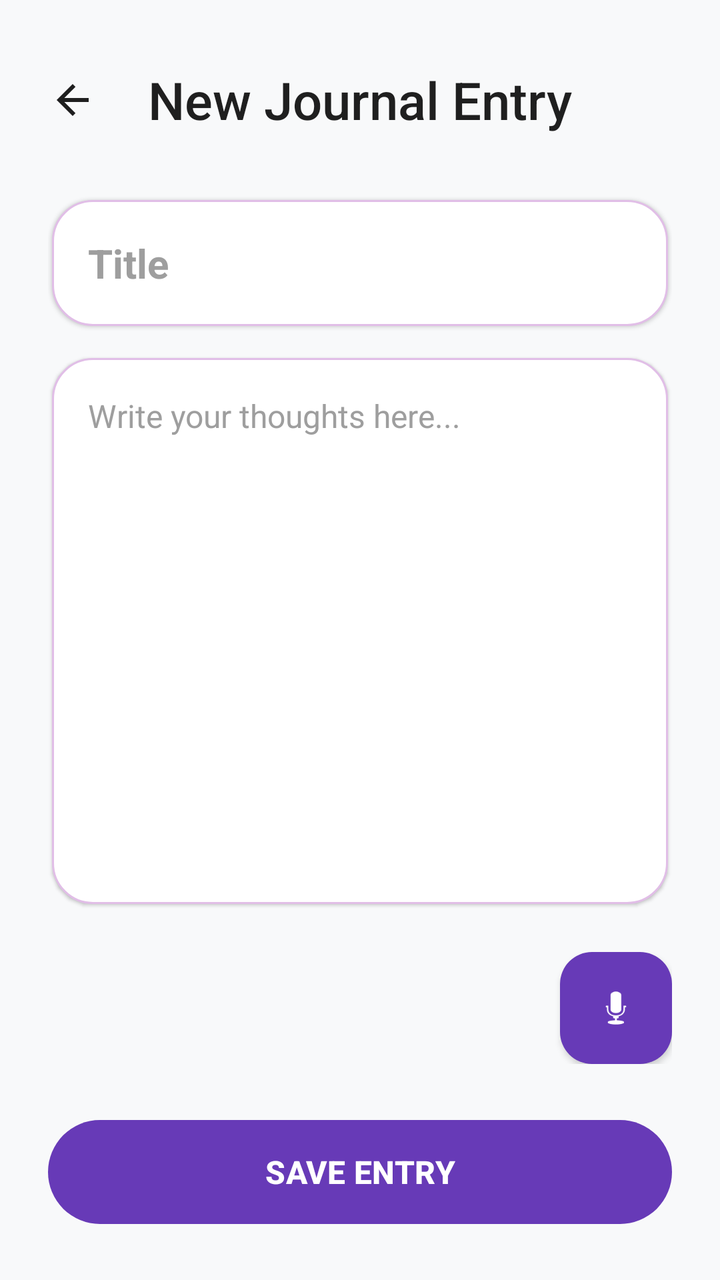
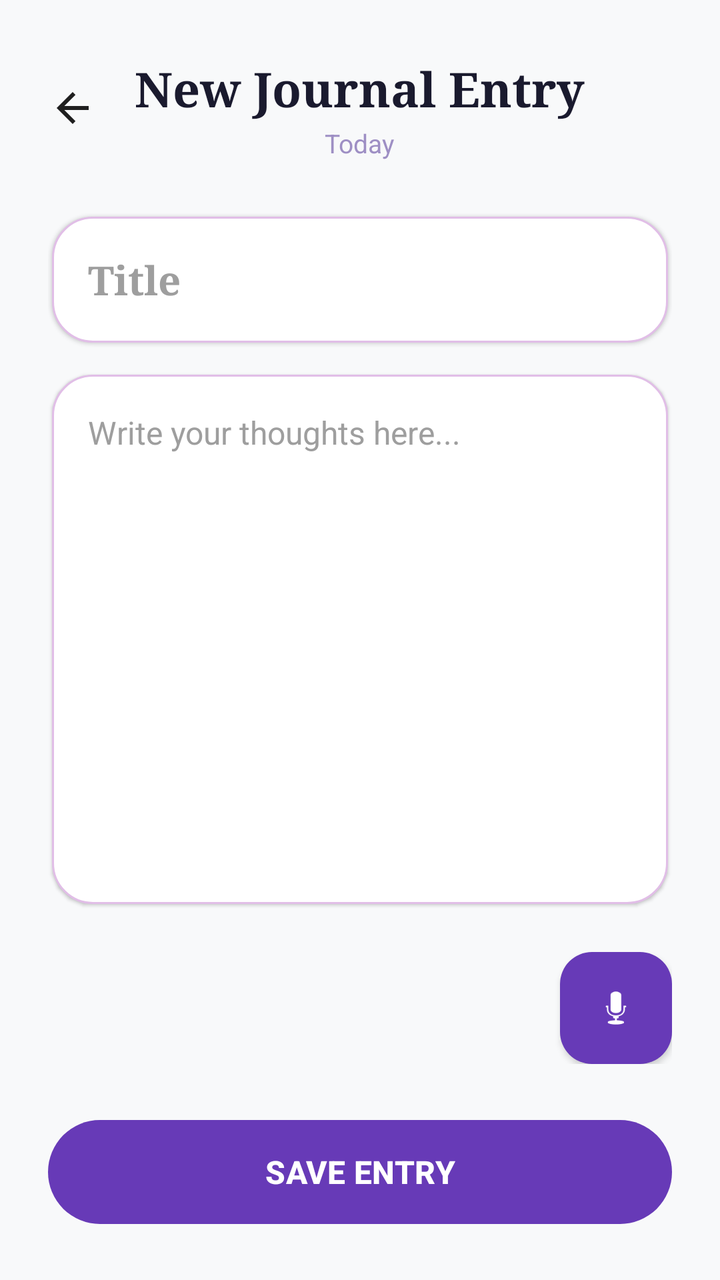

The first picture is an Android layout as it rendered before a commit; the second is the same layout after the commit. The layout source and the unified diff follow.
<!-- AndroidManifest.xml: application theme Theme.SpiritualTracker -->
<!-- res/layout/activity_journal.xml -->
<?xml version="1.0" encoding="utf-8"?>
<LinearLayout xmlns:android="http://schemas.android.com/apk/res/android"
    xmlns:app="http://schemas.android.com/apk/res-auto"
    android:layout_width="match_parent"
    android:layout_height="match_parent"
    android:orientation="vertical"
    android:background="#F8F9FA"
    android:fitsSystemWindows="true">

    <LinearLayout
        android:layout_width="match_parent"
        android:layout_height="match_parent"
        android:orientation="vertical"
        android:padding="24dp">

        <FrameLayout
            android:layout_width="match_parent"
            android:layout_height="wrap_content"
            android:layout_marginTop="4dp"
            android:layout_marginBottom="28dp">

            <ImageView
                android:id="@+id/btnJournalClose"
                android:layout_width="44dp"
                android:layout_height="44dp"
                android:layout_gravity="start|center_vertical"
                android:layout_marginStart="-10dp"
                android:background="?attr/selectableItemBackgroundBorderless"
                android:contentDescription="Close"
                android:padding="10dp"
                android:src="@drawable/ic_back"
                app:tint="#1F1F1F" />

            <TextView
                android:id="@+id/tvJournalHeading"
                android:layout_width="wrap_content"
                android:layout_height="wrap_content"
                android:layout_gravity="center"
                android:text="New Journal Entry"
                android:textSize="26sp"
                android:fontFamily="sans-serif-medium"
                android:textColor="#1F1F1F"/>
        </FrameLayout>

        <EditText
            android:id="@+id/etTitle"
            android:layout_width="match_parent"
            android:layout_height="wrap_content"
            android:background="@drawable/bg_journal_field"
            android:elevation="1dp"
            android:padding="18dp"
            android:hint="Title"
            android:textSize="20sp"
            android:textStyle="bold"
            android:layout_marginBottom="16dp"
            android:layout_marginHorizontal="2dp"
            android:textColor="#1F1F1F"
            android:textColorHint="#9E9E9E"/>

        <EditText
            android:id="@+id/etContent"
            android:layout_width="match_parent"
            android:layout_height="0dp"
            android:layout_weight="1"
            android:background="@drawable/bg_journal_field"
            android:elevation="1dp"
            android:padding="18dp"
            android:hint="Write your thoughts here..."
            android:gravity="top|start"
            android:textSize="16sp"
            android:lineSpacingExtra="4dp"
            android:layout_marginBottom="24dp"
            android:layout_marginHorizontal="2dp"
            android:textColor="#333333"
            android:textColorHint="#9E9E9E"/>

        <LinearLayout
            android:layout_width="match_parent"
            android:layout_height="wrap_content"
            android:orientation="horizontal"
            android:gravity="center_vertical|end"
            android:layout_marginBottom="24dp">

            <TextView
                android:id="@+id/tvRecordTimer"
                android:layout_width="0dp"
                android:layout_height="wrap_content"
                android:layout_weight="1"
                android:text="00:00"
                android:textColor="#999999"
                android:textSize="14sp"
                android:fontFamily="sans-serif-medium"
                android:paddingStart="4dp"
                android:visibility="gone" />

            <com.google.android.material.floatingactionbutton.FloatingActionButton
                android:id="@+id/btnDiscardAudio"
                android:layout_width="wrap_content"
                android:layout_height="wrap_content"
                android:layout_marginEnd="16dp"
                android:src="@android:drawable/ic_menu_delete"
                app:backgroundTint="#FEE7E6"
                app:tint="#E53935"
                app:elevation="0dp"
                app:fabCustomSize="40dp"
                android:visibility="gone" />

            <com.google.android.material.floatingactionbutton.FloatingActionButton
                android:id="@+id/btnRecord"
                android:layout_width="wrap_content"
                android:layout_height="wrap_content"
                android:src="@android:drawable/ic_btn_speak_now"
                app:backgroundTint="#673AB7"
                app:tint="@android:color/white"
                app:elevation="2dp"
                app:fabSize="normal" />
        </LinearLayout>

        <com.google.android.material.button.MaterialButton
            android:id="@+id/btnSaveJournal"
            android:layout_width="match_parent"
            android:layout_height="60dp"
            android:text="SAVE ENTRY"
            android:textSize="16sp"
            android:textStyle="bold"
            app:cornerRadius="30dp"
            app:backgroundTint="#673AB7"
            android:textColor="#ffffff"/>

    </LinearLayout>
</LinearLayout>
<!-- resources referenced by this layout -->
<resources>
  <!-- drawable bg_journal_field (drawable) -->
  <?xml version="1.0" encoding="utf-8"?>
  <shape xmlns:android="http://schemas.android.com/apk/res/android"
      android:shape="rectangle">
      <solid android:color="#FFFFFF" />
      <stroke android:width="1dp" android:color="#E1BEE7" />
      <corners android:radius="20dp" />
  </shape>
  <!-- drawable ic_back (drawable) -->
  <vector xmlns:android="http://schemas.android.com/apk/res/android"
      android:width="24dp"
      android:height="24dp"
      android:viewportWidth="24"
      android:viewportHeight="24">
      <path
          android:fillColor="#FFFFFFFF"
          android:pathData="M20,11H7.83l5.59,-5.59L12,4l-8,8 8,8 1.41,-1.41L7.83,13H20v-2z" />
  </vector>
  <style name="Theme.SpiritualTracker" parent="Base.Theme.SpiritualTracker" />
  <style name="Base.Theme.SpiritualTracker" parent="Theme.Material3.DayNight.NoActionBar">
          <item name="colorPrimary">#7E57C2</item>
          <item name="colorOnPrimary">#FFFFFF</item>
          <item name="colorSecondaryContainer">#D1C4E9</item>
          <item name="colorOnSecondaryContainer">#7E57C2</item>
          <item name="android:windowBackground">#F3F4F9</item>
          
          <item name="android:navigationBarColor">#F5F5F5</item>
          <item name="android:windowLightNavigationBar" tools:targetApi="27">true</item>
      </style>
</resources>

<!-- the commit's change to res/layout/activity_journal.xml (unified diff, before → after) -->
@@ -31,15 +31,32 @@
                 android:src="@drawable/ic_back"
                 app:tint="#1F1F1F" />
 
-            <TextView
-                android:id="@+id/tvJournalHeading"
+            <LinearLayout
                 android:layout_width="wrap_content"
                 android:layout_height="wrap_content"
                 android:layout_gravity="center"
-                android:text="New Journal Entry"
-                android:textSize="26sp"
-                android:fontFamily="sans-serif-medium"
-                android:textColor="#1F1F1F"/>
+                android:gravity="center_horizontal"
+                android:orientation="vertical">
+
+                <TextView
+                    android:id="@+id/tvJournalHeading"
+                    android:layout_width="wrap_content"
+                    android:layout_height="wrap_content"
+                    android:text="New Journal Entry"
+                    android:textSize="24sp"
+                    android:textStyle="bold"
+                    android:fontFamily="serif"
+                    android:textColor="#1A1A2E"/>
+
+                <TextView
+                    android:id="@+id/tvJournalDate"
+                    android:layout_width="wrap_content"
+                    android:layout_height="wrap_content"
+                    android:layout_marginTop="2dp"
+                    android:text="Today"
+                    android:textSize="13sp"
+                    android:textColor="#9E8FC4"/>
+            </LinearLayout>
         </FrameLayout>
 
         <EditText
@@ -52,6 +69,7 @@
             android:hint="Title"
             android:textSize="20sp"
             android:textStyle="bold"
+            android:fontFamily="serif"
             android:layout_marginBottom="16dp"
             android:layout_marginHorizontal="2dp"
             android:textColor="#1F1F1F"
@@ -68,7 +86,7 @@
             android:hint="Write your thoughts here..."
             android:gravity="top|start"
             android:textSize="16sp"
-            android:lineSpacingExtra="4dp"
+            android:lineSpacingExtra="6dp"
             android:layout_marginBottom="24dp"
             android:layout_marginHorizontal="2dp"
             android:textColor="#333333"
